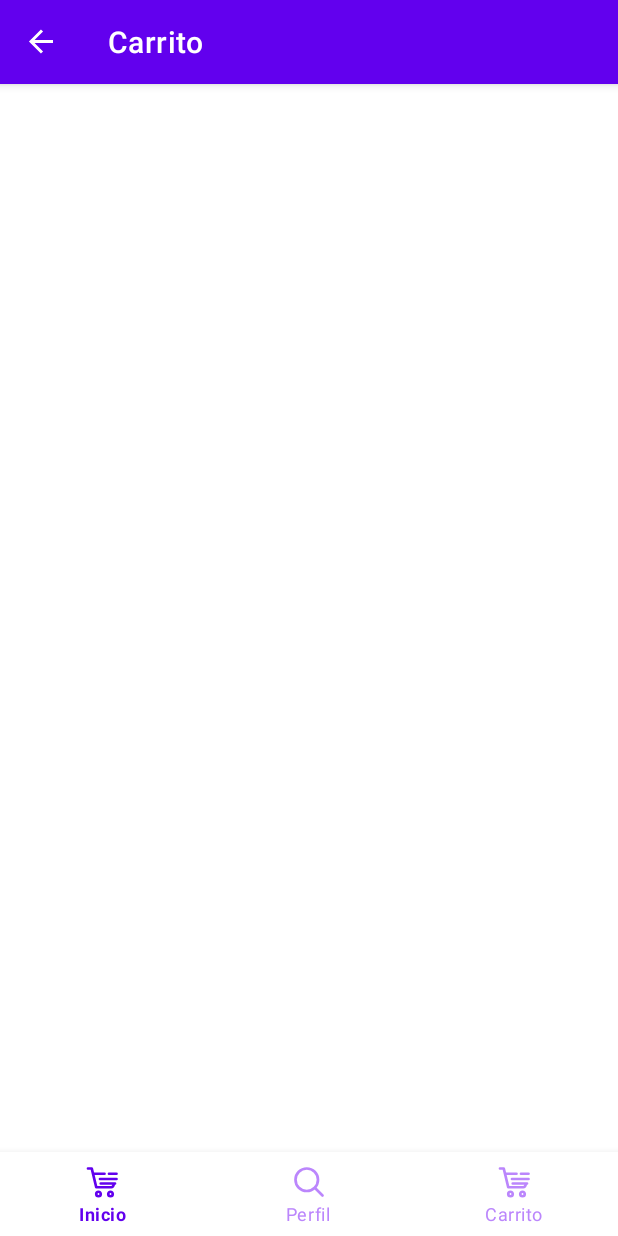
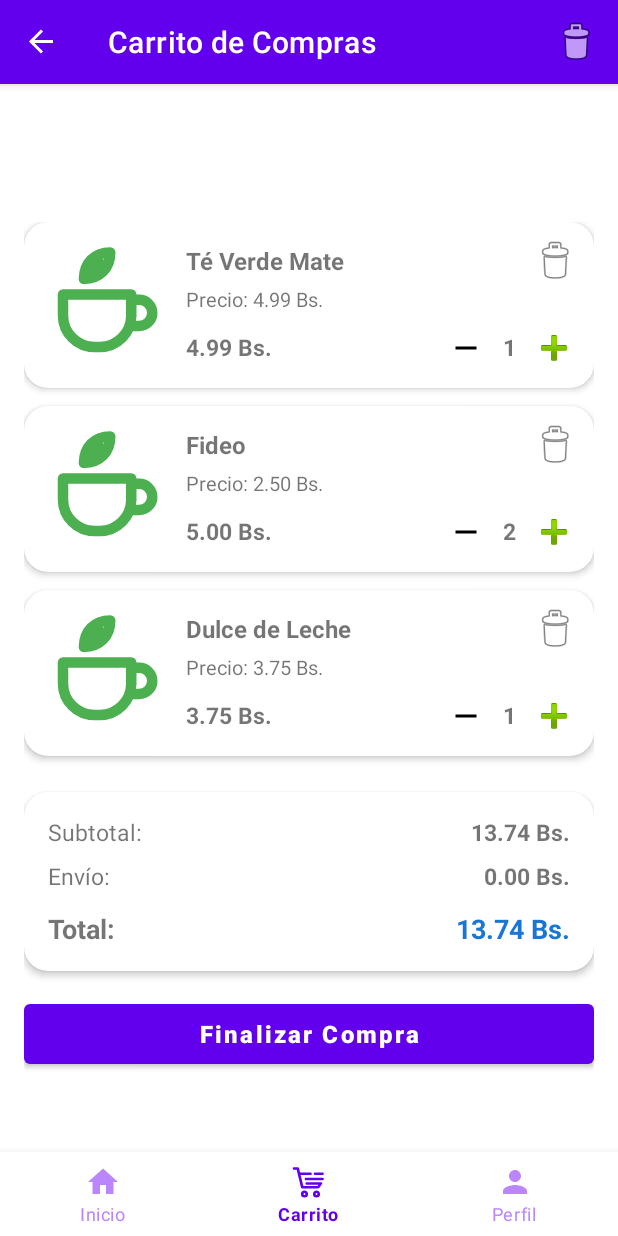
Before and after one commit to lobopolenta22-rgb/Aplicacion_SurMarket, an Android app: the FragmentCart screen opened through its navigation route, on a phone screen of 412 x 824 dp. Run offline under Robolectric (Android 15) with nearby library versions, the phone set to English and light mode, and no system bars; our stand-ins replace navigation-ui.

Commit message:
EXAMEN 2 FINAL

```diff
--- a/app/src/main/java/bo/edu/uajms/cristianalejandro/surmarket/FragmentCart.kt
+++ b/app/src/main/java/bo/edu/uajms/cristianalejandro/surmarket/FragmentCart.kt
@@ -2,20 +2,105 @@ package bo.edu.uajms.cristianalejandro.surmarket
 
 import android.os.Bundle
 import android.view.LayoutInflater
+import android.view.Menu
+import android.view.MenuInflater
+import android.view.MenuItem
 import android.view.View
 import android.view.ViewGroup
+import android.widget.Button
+import android.widget.ImageButton
+import android.widget.ScrollView
+import android.widget.TextView
+import android.widget.Toast
+import androidx.appcompat.app.AppCompatActivity
+import androidx.core.view.MenuHost
+import androidx.core.view.MenuProvider
 import androidx.fragment.app.Fragment
+import androidx.recyclerview.widget.LinearLayoutManager
+import androidx.recyclerview.widget.RecyclerView
 
-class FragmentCart: Fragment() {
+data class CartItemExamen(
+    val name: String,
+    val unitPrice: String,
+    val subtotal: String,
+    val quantity: Int
+)
+
+class FragmentCart : Fragment() {
+
     override fun onCreateView(
         inflater: LayoutInflater,
         container: ViewGroup?,
         savedInstanceState: Bundle?
     ): View? {
-        return inflater.inflate(R.layout.fragment_cart,container,false)
+        return inflater.inflate(R.layout.fragment_cart, container, false)
     }
 
     override fun onViewCreated(view: View, savedInstanceState: Bundle?) {
         super.onViewCreated(view, savedInstanceState)
+        (requireActivity() as? AppCompatActivity)?.supportActionBar?.title = "Carrito de Compras"
+
+        val menuHost: MenuHost = requireActivity()
+        menuHost.addMenuProvider(object : MenuProvider {
+            override fun onCreateMenu(menu: Menu, menuInflater: MenuInflater) {
+                menu.clear()
+                menuInflater.inflate(R.menu.menu_cart_toolbar, menu)
+            }
+
+            override fun onMenuItemSelected(menuItem: MenuItem): Boolean {
+                return when (menuItem.itemId) {
+                    R.id.action_clear_cart -> {
+                        Toast.makeText(requireContext(), "Vaciar carrito", Toast.LENGTH_SHORT).show()
+                        true
+                    }
+                    else -> false
+                }
+            }
+        }, viewLifecycleOwner)
+
+        val rcvProducts = view.findViewById<RecyclerView>(R.id.RCV_FRGCart_Products)
+        val btnFinishPurchase = view.findViewById<Button>(R.id.BTN_FRGCart_FinishPurchase)
+
+        val cartItems = listOf(
+            CartItemExamen("Té Verde Mate", "Precio: 4.99 Bs.", "4.99 Bs.", 1),
+            CartItemExamen("Fideo", "Precio: 2.50 Bs.", "5.00 Bs.", 2),
+            CartItemExamen("Dulce de Leche", "Precio: 3.75 Bs.", "3.75 Bs.", 1)
+        )
+
+        rcvProducts.layoutManager = LinearLayoutManager(requireContext())
+        rcvProducts.adapter = object : RecyclerView.Adapter<RecyclerView.ViewHolder>() {
+            override fun onCreateViewHolder(parent: ViewGroup, viewType: Int): RecyclerView.ViewHolder {
+                val itemView = LayoutInflater.from(parent.context)
+                    .inflate(R.layout.item_cart_product, parent, false)
+                return object : RecyclerView.ViewHolder(itemView) {}
+            }
+
+            override fun onBindViewHolder(holder: RecyclerView.ViewHolder, position: Int) {
+                val item = cartItems[position]
+                holder.itemView.findViewById<TextView>(R.id.TXV_ITMCartProduct_Name).text = item.name
+                holder.itemView.findViewById<TextView>(R.id.TXV_ITMCartProduct_UnitPrice).text = item.unitPrice
+                holder.itemView.findViewById<TextView>(R.id.TXV_ITMCartProduct_Subtotal).text = item.subtotal
+                holder.itemView.findViewById<TextView>(R.id.TXV_ITMCartProduct_Quantity).text = item.quantity.toString()
+
+                holder.itemView.findViewById<ImageButton>(R.id.IMB_ITMCartProduct_Plus).setOnClickListener {
+                    Toast.makeText(requireContext(), "mas", Toast.LENGTH_SHORT).show()
+                }
+
+                holder.itemView.findViewById<ImageButton>(R.id.IMB_ITMCartProduct_Minus).setOnClickListener {
+                    Toast.makeText(requireContext(), "menos", Toast.LENGTH_SHORT).show()
+                }
+            }
+
+            override fun getItemCount(): Int = cartItems.size
+        }
+
+        btnFinishPurchase.setOnClickListener {
+            Toast.makeText(requireContext(), "compra finalizada", Toast.LENGTH_SHORT).show()
+        }
+
+        val scrollView = view.findViewById<ScrollView>(R.id.SCV_FRGCart_Container)
+        scrollView.post {
+            scrollView.scrollTo(0, 0)
+        }
     }
 }
--- /dev/null
+++ b/app/src/main/res/drawable/ic_minus.xml
@@ -0,0 +1,10 @@
+<?xml version="1.0" encoding="utf-8"?>
+<vector xmlns:android="http://schemas.android.com/apk/res/android"
+    android:width="24dp"
+    android:height="24dp"
+    android:viewportWidth="24"
+    android:viewportHeight="24">
+    <path
+        android:fillColor="#000000"
+        android:pathData="M5,11h14v2H5z" />
+</vector>
--- /dev/null
+++ b/app/src/main/res/drawable/ic_te_verde.xml
@@ -0,0 +1,30 @@
+<vector xmlns:android="http://schemas.android.com/apk/res/android"
+    android:width="24dp"
+    android:height="24dp"
+    android:viewportWidth="24"
+    android:viewportHeight="24">
+    <path
+        android:pathData="M4,10h13v4a6,6 0,0 1,-6 6h-1a6,6 0,0 1,-6 -6z"
+        android:strokeColor="#FF4CAF50"
+        android:strokeWidth="2"
+        android:strokeLineCap="round"
+        android:strokeLineJoin="round" />
+    <path
+        android:pathData="M17,11h1.5a2.5,2.5 0,0 1,0 5H17"
+        android:strokeColor="#FF4CAF50"
+        android:strokeWidth="2"
+        android:strokeLineCap="round"
+        android:strokeLineJoin="round" />
+    <path
+        android:pathData="M8,7c0,-3 2,-5 5,-5c0,3 -2,5 -5,5z"
+        android:strokeColor="#FF4CAF50"
+        android:strokeWidth="2"
+        android:strokeLineCap="round"
+        android:strokeLineJoin="round" />
+    <path
+        android:pathData="M8,7l3,-3"
+        android:strokeColor="#FF4CAF50"
+        android:strokeWidth="2"
+        android:strokeLineCap="round"
+        android:strokeLineJoin="round" />
+</vector>
--- a/app/src/main/res/layout/fragment_cart.xml
+++ b/app/src/main/res/layout/fragment_cart.xml
@@ -1,7 +1,142 @@
 <?xml version="1.0" encoding="utf-8"?>
 <LinearLayout xmlns:android="http://schemas.android.com/apk/res/android"
+    xmlns:app="http://schemas.android.com/apk/res-auto"
+    xmlns:tools="http://schemas.android.com/tools"
+    android:id="@+id/LLY_FRGCArt_Root"
+    android:layout_width="match_parent"
+    android:layout_height="match_parent"
     android:orientation="vertical"
-    android:layout_width="match_parent"
-    android:layout_height="match_parent">
+    tools:context=".FragmentCart">
 
+    <ScrollView
+        android:id="@+id/SCV_FRGCart_Container"
+        android:layout_width="match_parent"
+        android:layout_height="match_parent"
+        android:fillViewport="true">
+
+        <LinearLayout
+            android:id="@+id/LLY_FRGCart_Content"
+            android:layout_width="match_parent"
+            android:layout_height="wrap_content"
+            android:orientation="vertical"
+            android:paddingHorizontal="16dp"
+            android:paddingTop="80dp"
+            >
+
+            <androidx.recyclerview.widget.RecyclerView
+                android:id="@+id/RCV_FRGCart_Products"
+                android:layout_width="match_parent"
+                android:layout_height="wrap_content"
+                android:layout_marginTop="12dp"
+                android:nestedScrollingEnabled="false"
+                tools:listitem="@layout/item_cart_product" />
+
+            <androidx.cardview.widget.CardView
+                android:id="@+id/CRV_FRGCart_Summary"
+                android:layout_width="match_parent"
+                android:layout_height="wrap_content"
+                android:layout_marginTop="12dp"
+                android:layout_marginBottom="16dp"
+                app:cardCornerRadius="16dp"
+                app:cardElevation="3dp">
+
+                <LinearLayout
+                    android:id="@+id/LLY_FRGCart_SummaryContent"
+                    android:layout_width="match_parent"
+                    android:layout_height="wrap_content"
+                    android:orientation="vertical"
+                    android:padding="16dp">
+
+                    <LinearLayout
+                        android:id="@+id/LLY_FRGCart_SubtotalRow"
+                        android:layout_width="match_parent"
+                        android:layout_height="wrap_content"
+                        android:layout_marginBottom="8dp"
+                        android:orientation="horizontal">
+
+                        <TextView
+                            android:id="@+id/TXV_FRGCart_SubtotalLabel"
+                            android:layout_width="0dp"
+                            android:layout_height="wrap_content"
+                            android:layout_weight="1"
+                            android:text="Subtotal:"
+                            android:textSize="15sp" />
+
+                        <TextView
+                            android:id="@+id/TXV_FRGCart_SubtotalValue"
+                            android:layout_width="wrap_content"
+                            android:layout_height="wrap_content"
+                            android:text="13.74 Bs."
+                            android:textSize="15sp"
+                            android:textStyle="bold" />
+                    </LinearLayout>
+
+                    <LinearLayout
+                        android:id="@+id/LLY_FRGCart_ShippingRow"
+                        android:layout_width="match_parent"
+                        android:layout_height="wrap_content"
+                        android:layout_marginBottom="12dp"
+                        android:orientation="horizontal">
+
+                        <TextView
+                            android:id="@+id/TXV_FRGCart_ShippingLabel"
+                            android:layout_width="0dp"
+                            android:layout_height="wrap_content"
+                            android:layout_weight="1"
+                            android:text="Envío:"
+                            android:textSize="15sp" />
+
+                        <TextView
+                            android:id="@+id/TXV_FRGCart_ShippingValue"
+                            android:layout_width="wrap_content"
+                            android:layout_height="wrap_content"
+                            android:text="0.00 Bs."
+                            android:textSize="15sp"
+                            android:textStyle="bold" />
+                    </LinearLayout>
+
+                    <LinearLayout
+                        android:id="@+id/LLY_FRGCart_TotalRow"
+                        android:layout_width="match_parent"
+                        android:layout_height="wrap_content"
+                        android:orientation="horizontal">
+
+                        <TextView
+                            android:id="@+id/TXV_FRGCart_TotalLabel"
+                            android:layout_width="0dp"
+                            android:layout_height="wrap_content"
+                            android:layout_weight="1"
+                            android:text="Total:"
+                            android:textSize="18sp"
+                            android:textStyle="bold" />
+
+                        <TextView
+                            android:id="@+id/TXV_FRGCart_TotalValue"
+                            android:layout_width="wrap_content"
+                            android:layout_height="wrap_content"
+                            android:text="13.74 Bs."
+                            android:textColor="#1976D2"
+                            android:textSize="18sp"
+                            android:textStyle="bold" />
+                    </LinearLayout>
+
+                </LinearLayout>
+            </androidx.cardview.widget.CardView>
+
+            <Button
+                android:id="@+id/BTN_FRGCart_FinishPurchase"
+                android:layout_width="match_parent"
+                android:layout_height="52dp"
+                android:text="Finalizar Compra"
+                android:textAllCaps="false"
+                android:textSize="16sp"
+                android:textStyle="bold" />
+
+            <View
+                android:id="@+id/VIW_FRGCart_BottomSpacer"
+                android:layout_width="match_parent"
+                android:layout_height="80dp" />
+
+        </LinearLayout>
+    </ScrollView>
 </LinearLayout>
--- a/app/src/main/res/layout/fragment_profile.xml
+++ b/app/src/main/res/layout/fragment_profile.xml
@@ -147,7 +147,7 @@
                             android:layout_height="24dp"
                             android:layout_marginEnd="14dp"
                             android:contentDescription="Teléfono"
-                            android:src="@android:drawable/ic_phone" />
+                            android:src="@drawable/ic_phone" />
                         <LinearLayout
                             android:layout_width="0dp"
                             android:layout_height="wrap_content"
@@ -240,7 +240,7 @@
                             android:layout_height="24dp"
                             android:layout_marginEnd="14dp"
                             android:contentDescription="Último acceso"
-                            android:src="@drawable/ic_menu_recent_history" />
+                            android:src="@drawable/ic_recent_history" />
                         <LinearLayout
                             android:layout_width="0dp"
                             android:layout_height="wrap_content"
--- /dev/null
+++ b/app/src/main/res/layout/item_cart_product.xml
@@ -0,0 +1,113 @@
+<?xml version="1.0" encoding="utf-8"?>
+<androidx.cardview.widget.CardView xmlns:android="http://schemas.android.com/apk/res/android"
+    xmlns:app="http://schemas.android.com/apk/res-auto"
+    android:id="@+id/CRV_ITMCartProduct_Container"
+    android:layout_width="match_parent"
+    android:layout_height="wrap_content"
+    android:layout_marginBottom="12dp"
+    app:cardCornerRadius="16dp"
+    app:cardElevation="3dp">
+
+    <LinearLayout
+        android:id="@+id/LLY_ITMCartProduct_Row"
+        android:layout_width="match_parent"
+        android:layout_height="wrap_content"
+        android:gravity="center_vertical"
+        android:orientation="horizontal"
+        android:padding="12dp">
+
+        <ImageView
+            android:id="@+id/IMV_ITMCartProduct_Image"
+            android:layout_width="84dp"
+            android:layout_height="84dp"
+            android:layout_marginEnd="12dp"
+            android:contentDescription="Imagen del producto"
+            android:scaleType="centerCrop"
+            android:src="@drawable/ic_te_verde" />
+
+        <LinearLayout
+            android:id="@+id/LLY_ITMCartProduct_Details"
+            android:layout_width="0dp"
+            android:layout_height="wrap_content"
+            android:layout_weight="1"
+            android:orientation="vertical">
+
+            <LinearLayout
+                android:id="@+id/LLY_ITMCartProduct_TopBar"
+                android:layout_width="match_parent"
+                android:layout_height="wrap_content"
+                android:gravity="center_vertical"
+                android:orientation="horizontal">
+
+                <TextView
+                    android:id="@+id/TXV_ITMCartProduct_Name"
+                    android:layout_width="0dp"
+                    android:layout_height="wrap_content"
+                    android:layout_weight="1"
+                    android:text="Té Verde Mate"
+                    android:textSize="16sp"
+                    android:textStyle="bold" />
+
+                <ImageButton
+                    android:id="@+id/IMB_ITMCartProduct_Delete"
+                    android:layout_width="28dp"
+                    android:layout_height="28dp"
+                    android:background="?attr/selectableItemBackgroundBorderless"
+                    android:contentDescription="Eliminar producto"
+                    android:src="@android:drawable/ic_menu_delete" />
+            </LinearLayout>
+
+            <TextView
+                android:id="@+id/TXV_ITMCartProduct_UnitPrice"
+                android:layout_width="wrap_content"
+                android:layout_height="wrap_content"
+                android:layout_marginTop="2dp"
+                android:text="Precio: 4.99 Bs."
+                android:textSize="13sp" />
+
+            <LinearLayout
+                android:id="@+id/LLY_ITMCartProduct_BottomBar"
+                android:layout_width="match_parent"
+                android:layout_height="wrap_content"
+                android:layout_marginTop="8dp"
+                android:gravity="center_vertical"
+                android:orientation="horizontal">
+
+                <TextView
+                    android:id="@+id/TXV_ITMCartProduct_Subtotal"
+                    android:layout_width="0dp"
+                    android:layout_height="wrap_content"
+                    android:layout_weight="1"
+                    android:text="4.99 Bs."
+                    android:textSize="15sp"
+                    android:textStyle="bold" />
+
+                <ImageButton
+                    android:id="@+id/IMB_ITMCartProduct_Minus"
+                    android:layout_width="30dp"
+                    android:layout_height="30dp"
+                    android:background="?attr/selectableItemBackgroundBorderless"
+                    android:contentDescription="Disminuir cantidad"
+                    android:src="@drawable/ic_minus"/>
+
+                <TextView
+                    android:id="@+id/TXV_ITMCartProduct_Quantity"
+                    android:layout_width="wrap_content"
+                    android:layout_height="wrap_content"
+                    android:paddingHorizontal="10dp"
+                    android:text="1"
+                    android:textSize="15sp"
+                    android:textStyle="bold" />
+
+                <ImageButton
+                    android:id="@+id/IMB_ITMCartProduct_Plus"
+                    android:layout_width="30dp"
+                    android:layout_height="30dp"
+                    android:background="?attr/selectableItemBackgroundBorderless"
+                    android:contentDescription="Aumentar cantidad"
+                    android:src="@android:drawable/ic_input_add" />
+            </LinearLayout>
+
+        </LinearLayout>
+    </LinearLayout>
+</androidx.cardview.widget.CardView>
--- a/app/src/main/res/menu/menu_botton_navigation.xml
+++ b/app/src/main/res/menu/menu_botton_navigation.xml
@@ -2,14 +2,14 @@
 <menu xmlns:android="http://schemas.android.com/apk/res/android">
     <item
         android:id="@+id/productsListFragment"
+        android:icon="@drawable/ic_home"
+        android:title="@string/inicio" />
+    <item
+        android:id="@+id/CFragment"
         android:icon="@drawable/ic_shopping_cart"
-        android:title="@string/home"/>
-    <item
-        android:id="@+id/CartFragment"
-        android:icon="@drawable/ic_search"
-        android:title="@string/profile"/>
+        android:title="@string/cart" />
     <item
         android:id="@+id/profileFragment"
-        android:icon="@drawable/ic_shopping_cart"
-        android:title="@string/cart"/>
+        android:icon="@drawable/ic_profile"
+        android:title="@string/profile" />
 </menu>
--- /dev/null
+++ b/app/src/main/res/menu/menu_cart_toolbar.xml
@@ -0,0 +1,9 @@
+<?xml version="1.0" encoding="utf-8"?>
+<menu xmlns:android="http://schemas.android.com/apk/res/android"
+    xmlns:app="http://schemas.android.com/apk/res-auto">
+    <item
+        android:id="@+id/action_clear_cart"
+        android:icon="@android:drawable/ic_menu_delete"
+        android:title="Vaciar"
+        app:showAsAction="always" />
+</menu>
--- a/app/src/main/res/values/strings.xml
+++ b/app/src/main/res/values/strings.xml
@@ -52,4 +52,5 @@
     <string name="labelCartFragment">Carrito</string>
     <string name="profile">Perfil</string>
     <string name="cart">Carrito</string>
+    <string name="inicio">Inicio</string>
 </resources>
```
Also changed, not shown: app/src/main/res/drawable/ic_recent_history.xml (renamed from app/src/main/res/drawable/ic_menu_recent_history.xml).
